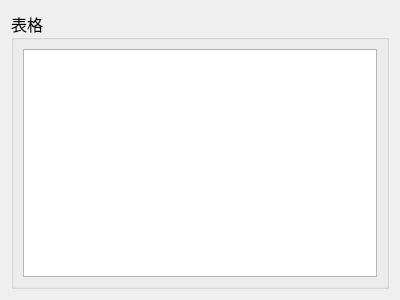
This is M-NetUpgradeTool/common/tablecom/comtablewid.ui in ChinaClever/CleverTool as Qt 5 draws it before an edit. The edited form follows.
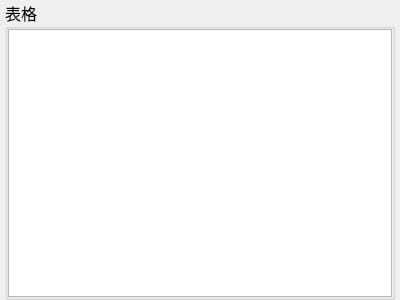
This is the edited form.

Patch:
```diff
--- a/M-NetUpgradeTool/common/tablecom/comtablewid.ui
+++ b/M-NetUpgradeTool/common/tablecom/comtablewid.ui
@@ -10,10 +10,31 @@
     <height>300</height>
    </rect>
   </property>
+  <property name="font">
+   <font>
+    <family>微软雅黑</family>
+    <pointsize>11</pointsize>
+   </font>
+  </property>
   <property name="windowTitle">
    <string>Form</string>
   </property>
   <layout class="QGridLayout" name="gridLayout">
+   <property name="leftMargin">
+    <number>5</number>
+   </property>
+   <property name="topMargin">
+    <number>0</number>
+   </property>
+   <property name="rightMargin">
+    <number>5</number>
+   </property>
+   <property name="bottomMargin">
+    <number>0</number>
+   </property>
+   <property name="spacing">
+    <number>6</number>
+   </property>
    <item row="0" column="0">
     <widget class="QGroupBox" name="groupBox">
      <property name="font">
@@ -26,8 +47,29 @@
       <string>表格</string>
      </property>
      <layout class="QGridLayout" name="gridLayout_2">
+      <property name="leftMargin">
+       <number>0</number>
+      </property>
+      <property name="topMargin">
+       <number>0</number>
+      </property>
+      <property name="rightMargin">
+       <number>0</number>
+      </property>
+      <property name="bottomMargin">
+       <number>0</number>
+      </property>
+      <property name="spacing">
+       <number>10</number>
+      </property>
       <item row="0" column="0">
-       <widget class="QTableWidget" name="tableWidget"/>
+       <widget class="QTableWidget" name="tableWidget">
+        <property name="font">
+         <font>
+          <pointsize>11</pointsize>
+         </font>
+        </property>
+       </widget>
       </item>
      </layout>
     </widget>
```
